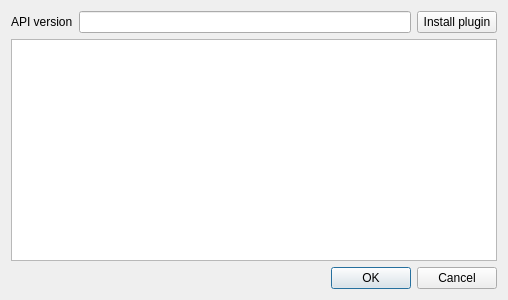
Above: src/plugininfowindow/plugininfowindow.ui from QQxiaoming/quardCRT before the change. Below: the same form after it.
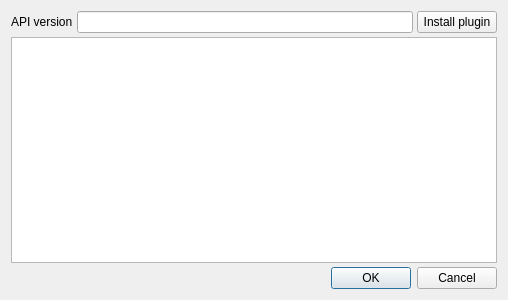
That is the form after the change.

The edit to the form file:
```diff
--- a/src/plugininfowindow/plugininfowindow.ui
+++ b/src/plugininfowindow/plugininfowindow.ui
@@ -14,8 +14,14 @@
    <string>Plugin Info</string>
   </property>
   <layout class="QVBoxLayout" name="verticalLayout">
+   <property name="spacing">
+    <number>4</number>
+   </property>
    <item>
     <layout class="QHBoxLayout" name="horizontalLayout">
+     <property name="spacing">
+      <number>4</number>
+     </property>
      <item>
       <widget class="QLabel" name="label">
        <property name="sizePolicy">
```
